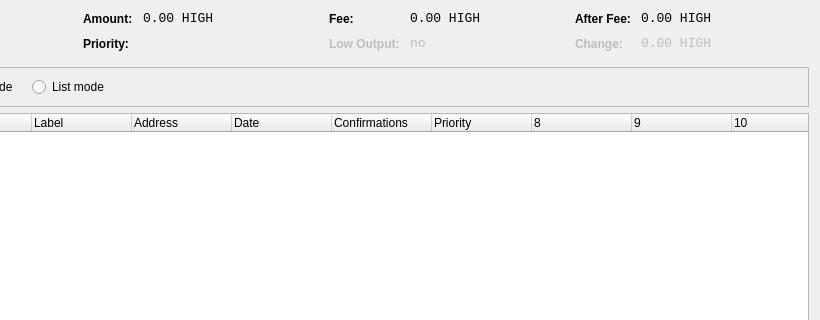
First picture: the form in src/qt/forms/coincontroldialog.ui, repository Healkiller/Highcoin, before the edit; both pictures show x 180 to 1000 and y 0 to 320 of the 1000 by 500 pixel window.
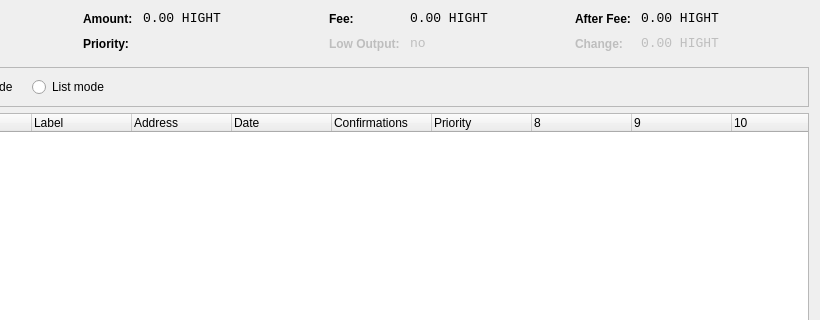
Second picture: the form after the edit. Custom widgets are drawn as their Qt base class.

```diff
--- a/src/qt/forms/coincontroldialog.ui
+++ b/src/qt/forms/coincontroldialog.ui
@@ -141,7 +141,7 @@
           <enum>Qt::ActionsContextMenu</enum>
          </property>
          <property name="text">
-          <string notr="true">0.00 HIGH</string>
+          <string notr="true">0.00 HIGHT</string>
          </property>
          <property name="textInteractionFlags">
           <set>Qt::LinksAccessibleByMouse|Qt::TextSelectableByKeyboard|Qt::TextSelectableByMouse</set>
@@ -221,7 +221,7 @@
           <enum>Qt::ActionsContextMenu</enum>
          </property>
          <property name="text">
-          <string notr="true">0.00 HIGH</string>
+          <string notr="true">0.00 HIGHT</string>
          </property>
          <property name="textInteractionFlags">
           <set>Qt::LinksAccessibleByMouse|Qt::TextSelectableByKeyboard|Qt::TextSelectableByMouse</set>
@@ -307,7 +307,7 @@
           <enum>Qt::ActionsContextMenu</enum>
          </property>
          <property name="text">
-          <string notr="true">0.00 HIGH</string>
+          <string notr="true">0.00 HIGHT</string>
          </property>
          <property name="textInteractionFlags">
           <set>Qt::LinksAccessibleByMouse|Qt::TextSelectableByKeyboard|Qt::TextSelectableByMouse</set>
@@ -345,7 +345,7 @@
           <enum>Qt::ActionsContextMenu</enum>
          </property>
          <property name="text">
-          <string notr="true">0.00 HIGH</string>
+          <string notr="true">0.00 HIGHT</string>
          </property>
          <property name="textInteractionFlags">
           <set>Qt::LinksAccessibleByMouse|Qt::TextSelectableByKeyboard|Qt::TextSelectableByMouse</set>
```
